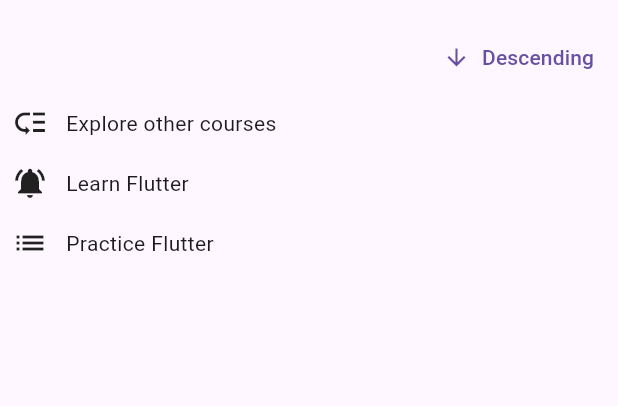
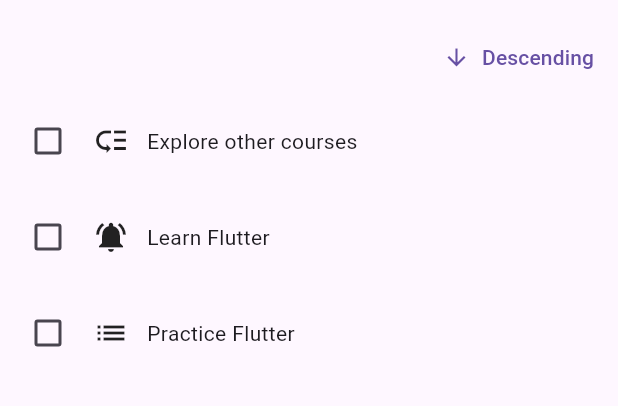
Before and after one commit to tricksterd/flutter_internals, a Flutter app: the screen it shows after launch, on a phone screen of 412 x 824 dp, the part 63-469 px from its top. Run offline on Flutter 3.47's test engine with Material 3 defaults, Android fonts, the light colour scheme and no system bars.

Commit message:
added checkable todo to see error of displaying checked todo for wrong enrty when changing order

```diff
--- /dev/null
+++ b/lib/keys/checkable_todo_item.dart
@@ -0,0 +1,53 @@
+import 'package:flutter/material.dart';
+import 'package:internals/models/todo.dart';
+
+class CheckableTodoItem extends StatefulWidget {
+  const CheckableTodoItem(this.text, this.priority, {super.key});
+
+  final String text;
+  final Priority priority;
+
+  @override
+  State<CheckableTodoItem> createState() => _CheckableTodoItemState();
+}
+
+class _CheckableTodoItemState extends State<CheckableTodoItem> {
+  bool _done = false;
+
+  void _setDone(bool? isChecked) {
+    setState(() {
+      _done = isChecked ?? false;
+    });
+  }
+
+  @override
+  Widget build(BuildContext context) {
+    IconData icon = Icons.low_priority;
+
+    if (widget.priority == Priority.urgent) {
+      icon = Icons.notifications_active;
+    }
+
+    if (widget.priority == Priority.normal) {
+      icon = Icons.list;
+    }
+
+    return Padding(
+      padding: EdgeInsets.all(8),
+      child: Row(
+        crossAxisAlignment: CrossAxisAlignment.center,
+        children: [
+          Checkbox(value: _done, onChanged: _setDone),
+          const SizedBox(
+            width: 6,
+          ),
+          Icon(icon),
+          const SizedBox(
+            width: 12,
+          ),
+          Text(widget.text)
+        ],
+      ),
+    );
+  }
+}
--- a/lib/keys/keys.dart
+++ b/lib/keys/keys.dart
@@ -1,5 +1,6 @@
 import 'package:flutter/material.dart';
-import 'package:internals/keys/todo_item.dart';
+// import 'package:internals/keys/todo_item.dart';
+import 'package:internals/keys/checkable_todo_item.dart';
 import 'package:internals/models/todo.dart';
 
 class Keys extends StatefulWidget {
@@ -58,7 +59,8 @@ class _KeysState extends State<Keys> {
           child: Column(
             children: [
               for (final todo in _orderedTodos)
-                TodoItem(todo.text, todo.priority)
+                // TodoItem(todo.text, todo.priority)
+                CheckableTodoItem(todo.text, todo.priority)
             ],
           ),
         )
```
